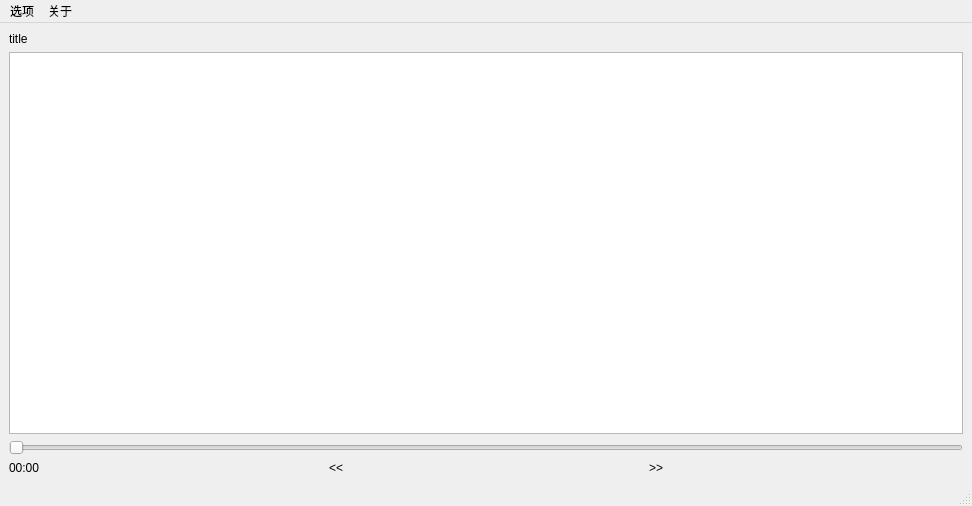
georgezzzh/SpotifyLyricQt, file Lyrics/mainwindow.ui: the form before one commit.
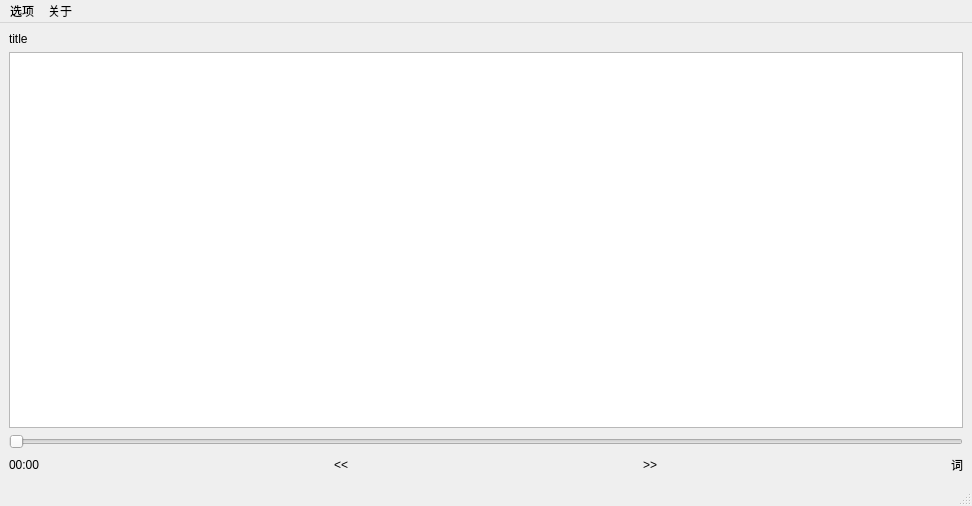
The form after the commit. Custom widgets are drawn as their Qt base class.

Commit message: 桌面歌词 开关

Patch:
```diff
--- a/Lyrics/mainwindow.ui
+++ b/Lyrics/mainwindow.ui
@@ -41,6 +41,19 @@
         </property>
        </widget>
       </item>
+      <item>
+       <spacer name="horizontalSpacer_2">
+        <property name="orientation">
+         <enum>Qt::Horizontal</enum>
+        </property>
+        <property name="sizeHint" stdset="0">
+         <size>
+          <width>40</width>
+          <height>20</height>
+         </size>
+        </property>
+       </spacer>
+      </item>
       <item>
        <widget class="MyLabel" name="speedDown">
         <property name="text">
@@ -48,6 +61,19 @@
         </property>
        </widget>
       </item>
+      <item>
+       <spacer name="horizontalSpacer_3">
+        <property name="orientation">
+         <enum>Qt::Horizontal</enum>
+        </property>
+        <property name="sizeHint" stdset="0">
+         <size>
+          <width>40</width>
+          <height>20</height>
+         </size>
+        </property>
+       </spacer>
+      </item>
       <item>
        <widget class="MyLabel" name="speedUp">
         <property name="text">
@@ -55,6 +81,26 @@
         </property>
        </widget>
       </item>
+      <item>
+       <spacer name="horizontalSpacer">
+        <property name="orientation">
+         <enum>Qt::Horizontal</enum>
+        </property>
+        <property name="sizeHint" stdset="0">
+         <size>
+          <width>40</width>
+          <height>20</height>
+         </size>
+        </property>
+       </spacer>
+      </item>
+      <item>
+       <widget class="MyLabel" name="desklyricFlag">
+        <property name="text">
+         <string>词</string>
+        </property>
+       </widget>
+      </item>
      </layout>
     </item>
    </layout>
```
The commit also changes 1 other file.
